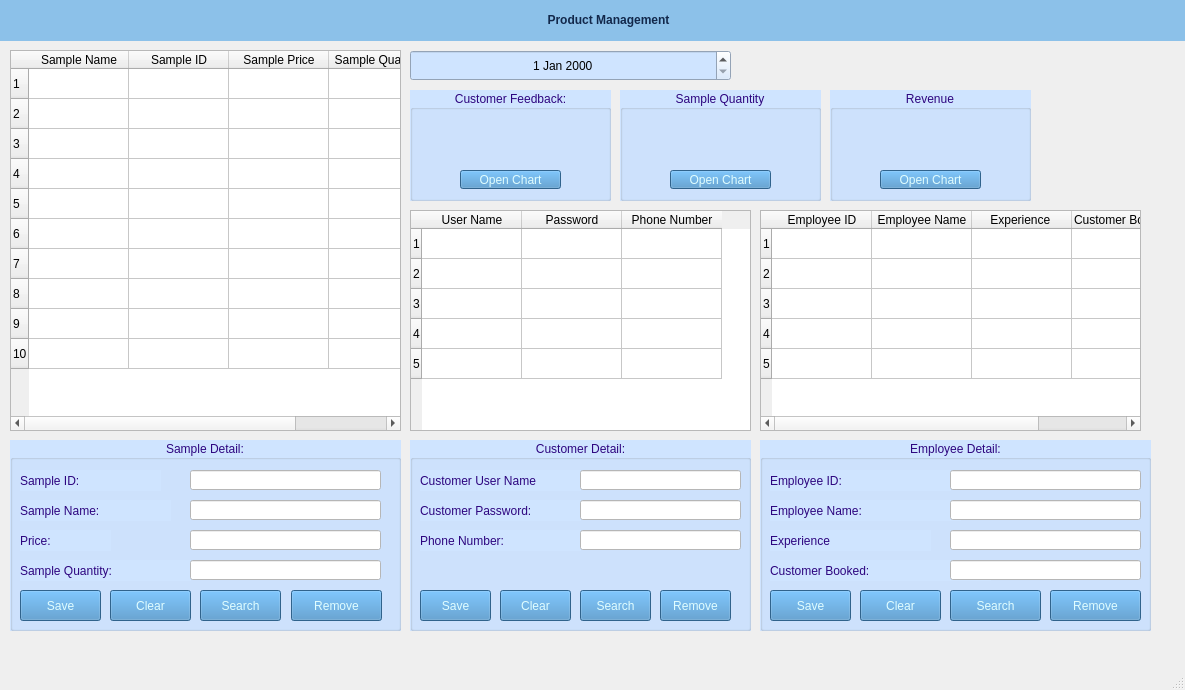
Old version of the form ui/ProductMainWindow.ui in the repository hueptkk24411e-dotcom/ktlt-uel.
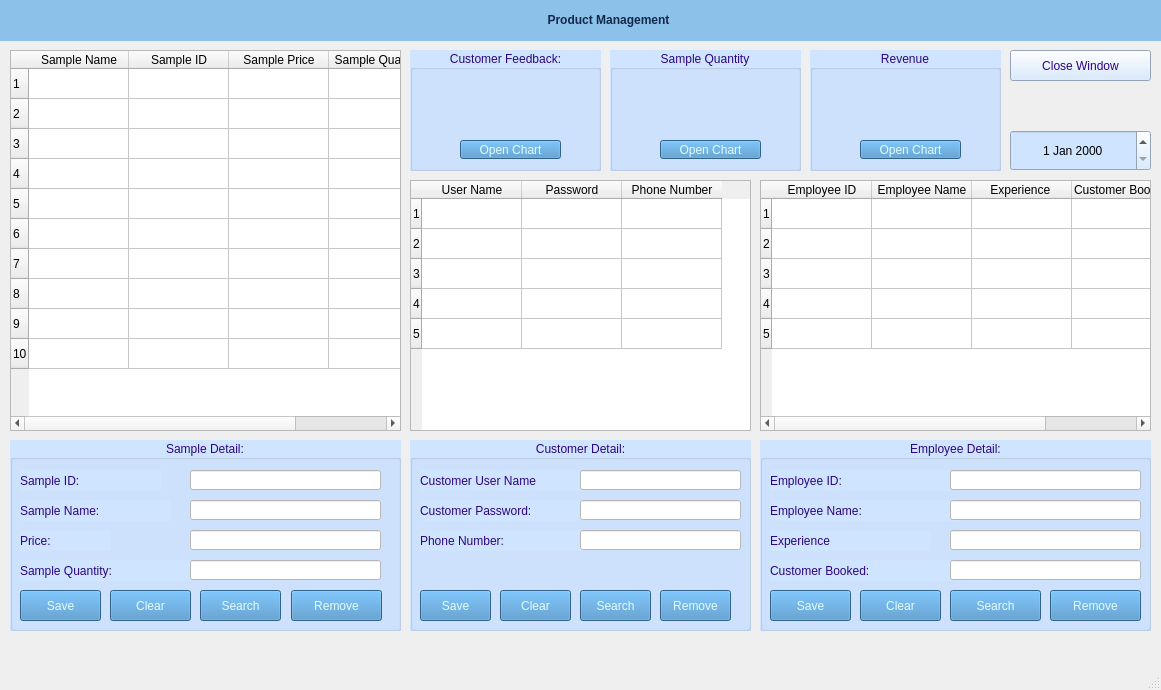
New version of the form.

```diff
--- a/ui/ProductMainWindow.ui
+++ b/ui/ProductMainWindow.ui
@@ -6,7 +6,7 @@
    <rect>
     <x>0</x>
     <y>0</y>
-    <width>1185</width>
+    <width>1161</width>
     <height>690</height>
    </rect>
   </property>
@@ -611,10 +611,10 @@
    <widget class="QDateEdit" name="dateEdit">
     <property name="geometry">
      <rect>
-      <x>410</x>
-      <y>50</y>
-      <width>321</width>
-      <height>31</height>
+      <x>1010</x>
+      <y>130</y>
+      <width>141</width>
+      <height>41</height>
      </rect>
     </property>
     <property name="maximumSize">
@@ -641,9 +641,9 @@
     <property name="geometry">
      <rect>
       <x>410</x>
-      <y>90</y>
-      <width>201</width>
-      <height>111</height>
+      <y>50</y>
+      <width>191</width>
+      <height>121</height>
      </rect>
     </property>
     <property name="focusPolicy">
@@ -676,7 +676,7 @@
      <property name="geometry">
       <rect>
        <x>50</x>
-       <y>80</y>
+       <y>90</y>
        <width>101</width>
        <height>19</height>
       </rect>
@@ -694,9 +694,9 @@
     <property name="geometry">
      <rect>
       <x>410</x>
-      <y>210</y>
+      <y>180</y>
       <width>341</width>
-      <height>221</height>
+      <height>251</height>
      </rect>
     </property>
     <row>
@@ -800,9 +800,9 @@
     <property name="geometry">
      <rect>
       <x>760</x>
-      <y>210</y>
-      <width>381</width>
-      <height>221</height>
+      <y>180</y>
+      <width>391</width>
+      <height>251</height>
      </rect>
     </property>
     <row>
@@ -1118,10 +1118,10 @@
    <widget class="QGroupBox" name="groupBox_7">
     <property name="geometry">
      <rect>
-      <x>620</x>
-      <y>90</y>
-      <width>201</width>
-      <height>111</height>
+      <x>610</x>
+      <y>50</y>
+      <width>191</width>
+      <height>121</height>
      </rect>
     </property>
     <property name="focusPolicy">
@@ -1154,7 +1154,7 @@
      <property name="geometry">
       <rect>
        <x>50</x>
-       <y>80</y>
+       <y>90</y>
        <width>101</width>
        <height>19</height>
       </rect>
@@ -1171,10 +1171,10 @@
    <widget class="QGroupBox" name="groupBox_8">
     <property name="geometry">
      <rect>
-      <x>830</x>
-      <y>90</y>
-      <width>201</width>
-      <height>111</height>
+      <x>810</x>
+      <y>50</y>
+      <width>191</width>
+      <height>121</height>
      </rect>
     </property>
     <property name="focusPolicy">
@@ -1207,7 +1207,7 @@
      <property name="geometry">
       <rect>
        <x>50</x>
-       <y>80</y>
+       <y>90</y>
        <width>101</width>
        <height>19</height>
       </rect>
@@ -1221,6 +1221,24 @@
      </property>
     </widget>
    </widget>
+   <widget class="QPushButton" name="pushButtonCloseWindow">
+    <property name="geometry">
+     <rect>
+      <x>1010</x>
+      <y>50</y>
+      <width>141</width>
+      <height>31</height>
+     </rect>
+    </property>
+    <property name="styleSheet">
+     <string notr="true">font: 12pt &quot;MS Shell Dlg 2&quot;;
+background-color: rgb(207, 228, 255);
+color: rgb(45, 5, 127);</string>
+    </property>
+    <property name="text">
+     <string>Close Window</string>
+    </property>
+   </widget>
   </widget>
   <widget class="QMenuBar" name="menubar">
    <property name="geometry">
```
Left out of the diff: 21 changed lines with no effect on the pictures.
